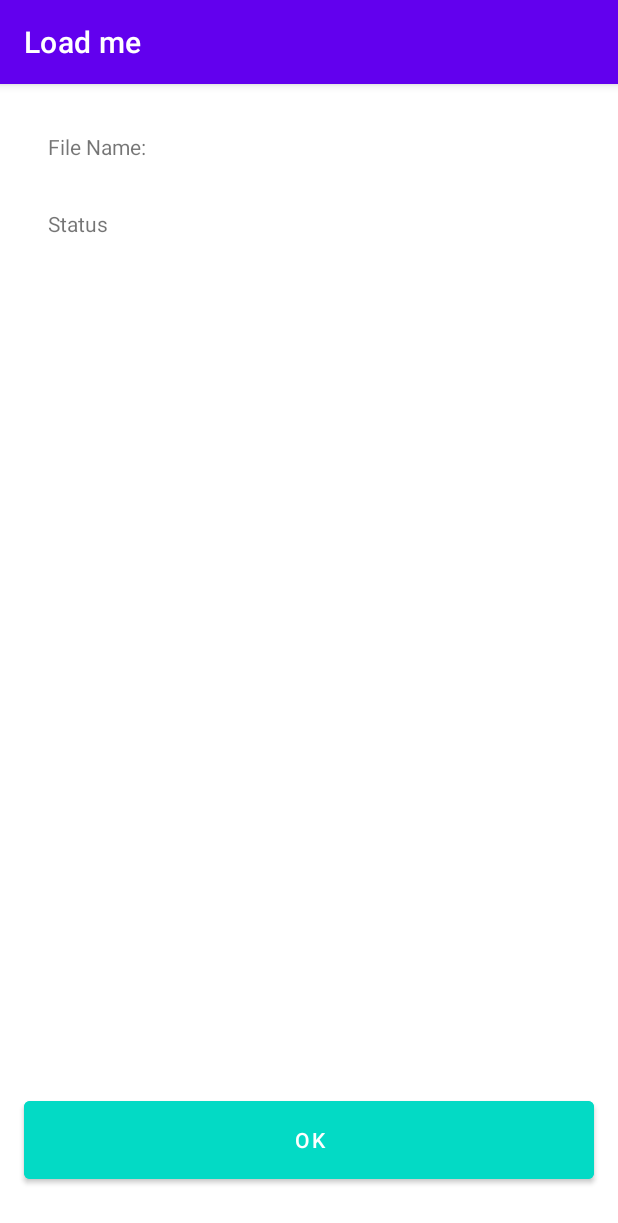
After one commit to bugsfunny/LoadMe, an Android app: the DetailActivity screen opened directly, with no data from a screen before it, on a phone screen of 412 x 824 dp. The commit adds this screen. Shown: the top 1223 px of the screen. Run offline under Robolectric (Android 15) with nearby library versions, the phone set to English and light mode, and no system bars.

```diff
--- a/app/src/main/AndroidManifest.xml
+++ b/app/src/main/AndroidManifest.xml
@@ -1,6 +1,8 @@
 <?xml version="1.0" encoding="utf-8"?>
 <manifest xmlns:android="http://schemas.android.com/apk/res/android"
     package="com.goodayedi.loadme">
+
+    <uses-permission android:name="android.permission.INTERNET"/>
 
     <application
         android:allowBackup="true"
@@ -9,6 +11,7 @@
         android:roundIcon="@mipmap/ic_launcher_round"
         android:supportsRtl="true"
         android:theme="@style/Theme.LoadMe">
+        <activity android:name=".DetailActivity" />
         <activity android:name=".MainActivity">
             <intent-filter>
                 <action android:name="android.intent.action.MAIN" />
--- /dev/null
+++ b/app/src/main/java/com/goodayedi/loadme/DetailActivity.kt
@@ -0,0 +1,34 @@
+package com.goodayedi.loadme
+
+import androidx.appcompat.app.AppCompatActivity
+import android.os.Bundle
+import android.util.Log
+import android.widget.Button
+import android.widget.TextView
+
+class DetailActivity : AppCompatActivity() {
+
+    lateinit var fileTextView: TextView
+    lateinit var statusTextView: TextView
+    lateinit var okButton: Button
+
+    override fun onCreate(savedInstanceState: Bundle?) {
+        super.onCreate(savedInstanceState)
+        setContentView(R.layout.activity_datail)
+
+        fileTextView = findViewById(R.id.textView_file_name)
+        statusTextView = findViewById(R.id.textView_status)
+        okButton = findViewById(R.id.button_back)
+
+        val file = intent.getStringExtra("fileName")
+        val status = intent.getStringExtra("status")
+
+        fileTextView.text = file
+        statusTextView.text = status
+
+        okButton.setOnClickListener {
+            finish()
+        }
+
+    }
+}
--- /dev/null
+++ b/app/src/main/res/layout/activity_datail.xml
@@ -0,0 +1,65 @@
+<?xml version="1.0" encoding="utf-8"?>
+<androidx.constraintlayout.widget.ConstraintLayout xmlns:android="http://schemas.android.com/apk/res/android"
+    xmlns:app="http://schemas.android.com/apk/res-auto"
+    xmlns:tools="http://schemas.android.com/tools"
+    android:layout_width="match_parent"
+    android:layout_height="match_parent"
+    tools:context=".DetailActivity">
+
+    <TextView
+        android:id="@+id/textView_file_name"
+        android:layout_width="0dp"
+        android:layout_height="wrap_content"
+        android:layout_marginTop="32dp"
+        android:layout_marginEnd="32dp"
+        app:layout_constraintEnd_toEndOf="parent"
+        app:layout_constraintStart_toEndOf="@+id/textView_file_name_label"
+        app:layout_constraintTop_toTopOf="parent"
+        tools:text="@string/app_name" />
+
+    <TextView
+        android:id="@+id/textView_file_name_label"
+        android:layout_width="0dp"
+        android:layout_height="wrap_content"
+        android:layout_marginStart="32dp"
+        android:layout_marginTop="32dp"
+        android:text="@string/file_name_label"
+        app:layout_constraintEnd_toStartOf="@+id/textView_file_name"
+        app:layout_constraintStart_toStartOf="parent"
+        app:layout_constraintTop_toTopOf="parent" />
+
+    <TextView
+        android:id="@+id/textView_status_label"
+        android:layout_width="0dp"
+        android:layout_height="wrap_content"
+        android:layout_marginStart="32dp"
+        android:text="@string/status"
+        app:layout_constraintBaseline_toBaselineOf="@+id/textView_status"
+        app:layout_constraintEnd_toStartOf="@id/textView_status"
+        app:layout_constraintStart_toStartOf="parent" />
+
+    <TextView
+        android:id="@+id/textView_status"
+        android:layout_width="0dp"
+        android:layout_height="wrap_content"
+        android:layout_marginTop="32dp"
+        android:layout_marginEnd="32dp"
+        app:layout_constraintEnd_toEndOf="parent"
+        app:layout_constraintStart_toEndOf="@+id/textView_status_label"
+        app:layout_constraintTop_toBottomOf="@+id/textView_file_name"
+        tools:text="@string/app_name" />
+
+    <Button
+        android:id="@+id/button_back"
+        android:layout_width="0dp"
+        android:layout_height="64dp"
+        android:layout_marginStart="16dp"
+        android:layout_marginEnd="16dp"
+        android:layout_marginBottom="32dp"
+        android:backgroundTint="?colorSecondary"
+        tools:text="OK"
+        android:text="@string/ok"
+        app:layout_constraintBottom_toBottomOf="parent"
+        app:layout_constraintEnd_toEndOf="parent"
+        app:layout_constraintStart_toStartOf="parent" />
+</androidx.constraintlayout.widget.ConstraintLayout>
--- a/app/src/main/res/values/strings.xml
+++ b/app/src/main/res/values/strings.xml
@@ -6,5 +6,11 @@
     <string name="glide_description">Glide - Image Loading Library by BumpTech</string>
     <string name="current_app_description">LoadApp - current repository by Udacity</string>
     <string name="retrofit_description">Retrofit - Type-safe HTTP client for Android and Java by Square, Inc</string>
+    <string name="check_status">Check the status</string>
+    <string name="notification_title">Udacity: Android Kotlin Nanodegree</string>
     <string name="icon_download">icon download</string>
+    <string name="file_name_label">File Name:</string>
+    <string name="status">Status</string>
+    <string name="app_description">Download files from Internet</string>
+    <string name="ok">ok</string>
 </resources>
```
Also changed, not shown: app/src/main/java/com/goodayedi/loadme/DownloadButton.kt (+51 -6 lines), app/src/main/java/com/goodayedi/loadme/LoadingStatus.kt (deleted, +0 -13 lines), app/src/main/java/com/goodayedi/loadme/MainActivity.kt (+136 -23 lines), app/src/main/java/com/goodayedi/loadme/util/ButtonState.kt (added, +7 -0 lines), app/src/main/java/com/goodayedi/loadme/util/NotificationUtils.kt (added, +54 -0 lines), app/src/main/res/layout/activity_main.xml (+4 -3 lines).
